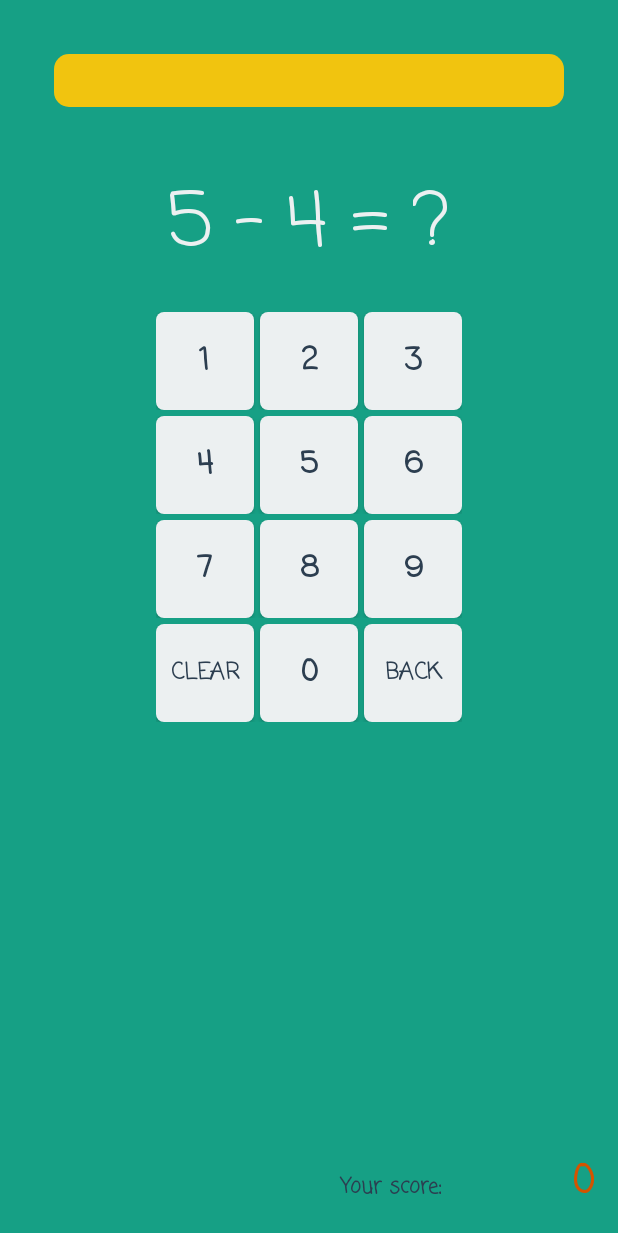
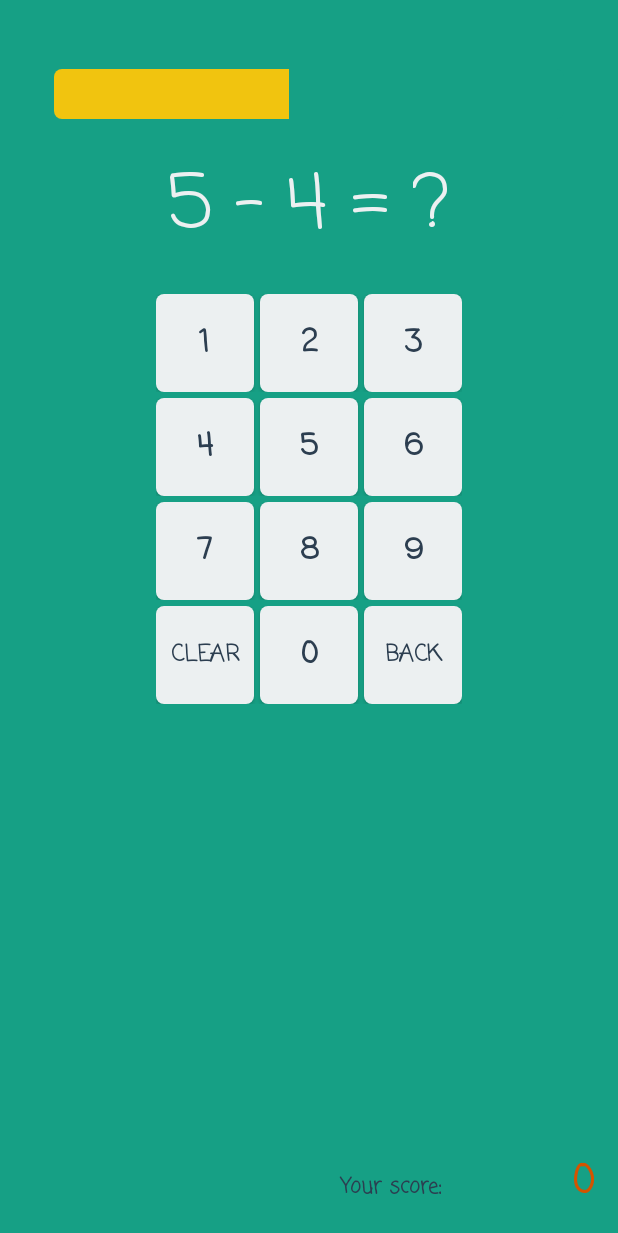
Before and after one commit to Artlantica/BakaEro, an Android app: the GameplayActivity screen opened directly, with no data from a screen before it, on a phone screen of 412 x 824 dp. Shown: the top 1233 px of the screen. Run offline under Robolectric (Android 15) with nearby library versions, the phone set to English and light mode, and no system bars.

Commit message:
Customize progressbar

```diff
--- a/Source/Bakaero/app/src/main/res/drawable/cus_progressbar.xml
+++ b/Source/Bakaero/app/src/main/res/drawable/cus_progressbar.xml
@@ -1,18 +1,17 @@
-
+<?xml version="1.0" encoding="utf-8"?>
 <layer-list xmlns:android="http://schemas.android.com/apk/res/android">
-
     <item android:id="@android:id/background">
         <shape android:shape="rectangle">
-            <corners android:radius="10dp"/>
+            <corners android:radius="5dp"/>
             <solid android:color="@color/green_sea"/>
         </shape>
     </item>
     <item android:id="@android:id/progress">
-        <shape android:shape="rectangle">
-            <corners android:radius="10dp"/>
-            <solid android:color="@color/sun_flower"/>
-        </shape>
+        <clip>
+            <shape android:shape="rectangle">
+                <corners android:radius="5dp"/>
+                <solid android:color="@color/sun_flower"/>
+             </shape>
+        </clip>
     </item>
-
-
 </layer-list>
--- a/Source/Bakaero/app/src/main/res/layout/activity_gameplay.xml
+++ b/Source/Bakaero/app/src/main/res/layout/activity_gameplay.xml
@@ -24,20 +24,20 @@
             android:layout_width="match_parent"
             android:layout_height="wrap_content"
             android:weightSum="1"
-            android:layout_marginTop="20dp"
+            android:layout_marginTop="30dp"
             android:layout_marginLeft="20dp"
             android:layout_marginRight="20dp"
             android:layout_gravity="center_horizontal">
 
             <ProgressBar
                 android:id="@+id/progressBar"
-                style="@android:style/Widget.ProgressBar.Horizontal"
                 android:max="100"
-                android:progress="0"
+                android:progress="70"
+                style="@style/Widget.AppCompat.ProgressBar.Horizontal"
                 android:progressDrawable="@drawable/cus_progressbar"
                 android:layout_width="match_parent"
-                android:layout_height="35dp"
-                />
+                android:layout_height="33dp"
+                android:indeterminate="false" />
 
         </LinearLayout>
 
@@ -46,7 +46,7 @@
             android:orientation="horizontal"
             android:layout_width="wrap_content"
             android:layout_height="wrap_content"
-            android:layout_marginTop="40dp"
+            android:layout_marginTop="20dp"
             android:layout_gravity="center_horizontal">
 
 
```
